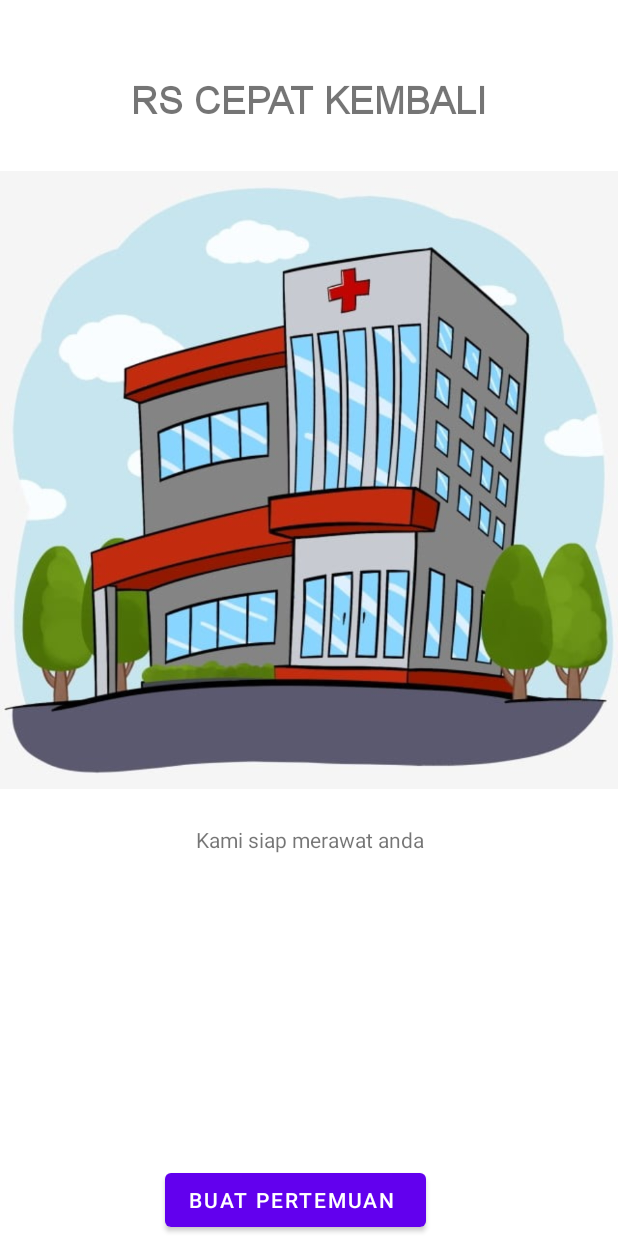
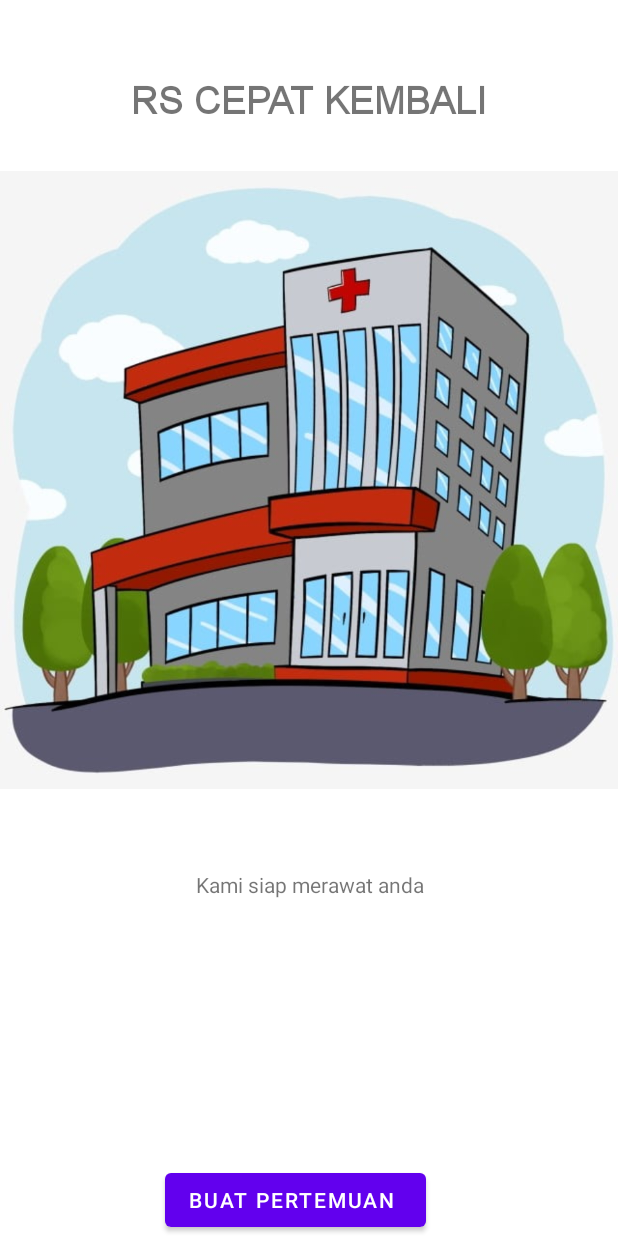
Before and after one commit to jer3x/TugasBesar1P3B, an Android app: the layout activity_main.xml on its own in the app's theme, with its tools: preview values and no code run, on a phone screen of 412 x 824 dp. Run offline under Robolectric (Android 15) with nearby library versions, the phone set to English and light mode, and no system bars.

Commit message:
coba commit4

```diff
--- a/app/src/main/res/layout/activity_main.xml
+++ b/app/src/main/res/layout/activity_main.xml
@@ -54,7 +54,7 @@
     <TextView
         android:layout_width="match_parent"
         android:layout_height="wrap_content"
-        android:layout_marginTop="550dp"
+        android:layout_marginTop="580dp"
         android:text="Kami siap merawat anda"
         android:textAlignment="center"
 
```
